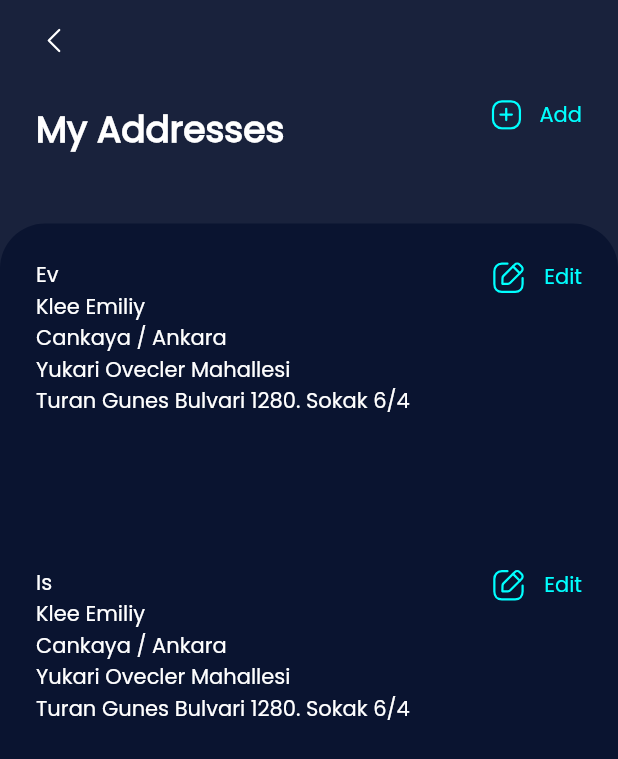
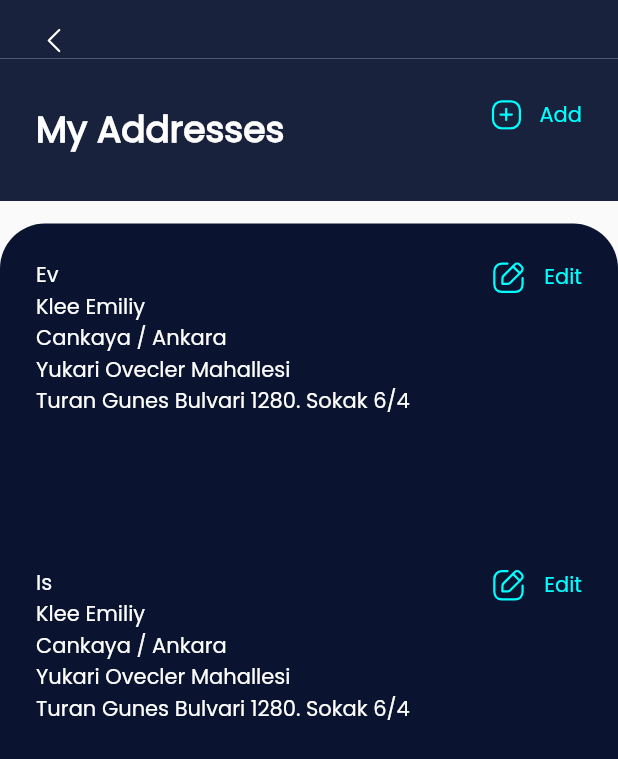
Before and after one commit to boranpek/work_with_ahmet, a Flutter app: the TaskPage screen opened directly, on a phone screen of 412 x 824 dp. Shown: the top 759 px of the screen. Run offline on Flutter 3.47's test engine with Material 2 defaults, Android fonts, the phone set to English and light mode, and no system bars; our stand-ins replace flutter_svg, flutter_switch.

Commit message:
super uber ready

```diff
--- a/lib/task_page_screen.dart
+++ b/lib/task_page_screen.dart
@@ -16,7 +16,6 @@ class _TaskPageState extends State<TaskPage> {
   @override
   Widget build(BuildContext context) {
     return Scaffold(
-      backgroundColor: BackgroundColor.panelColor,
       body: SafeArea(
         bottom: false,
         child: Column(
```
Also changed, not shown: lib/add_address_page.dart (+3 -7 lines).
